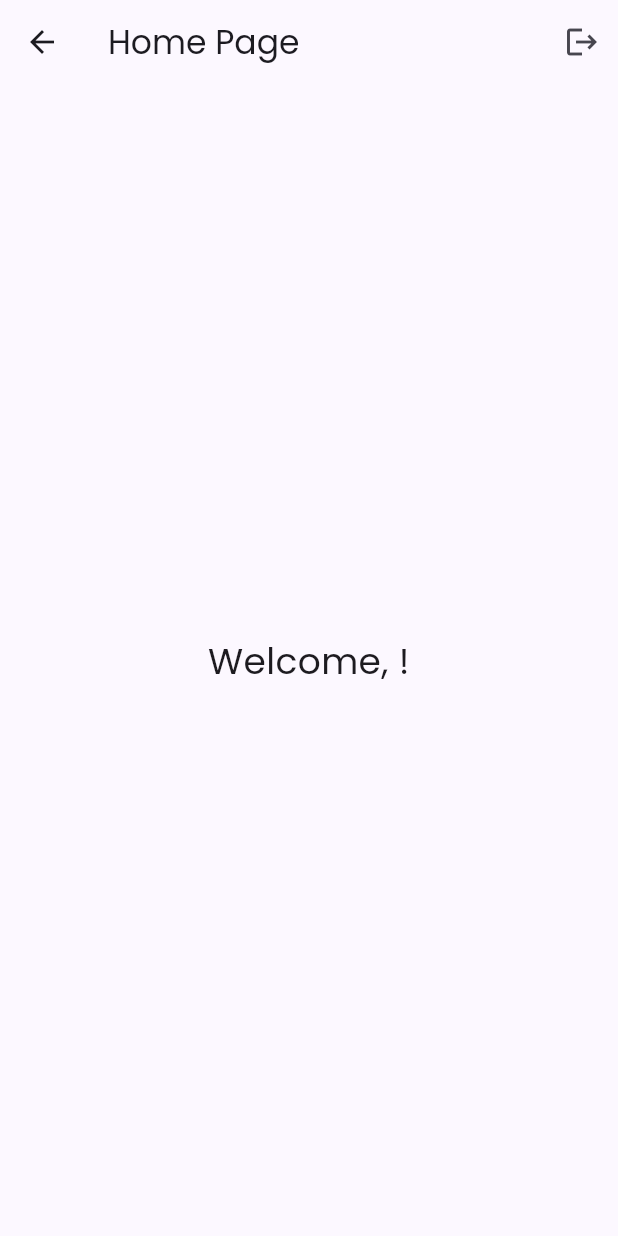
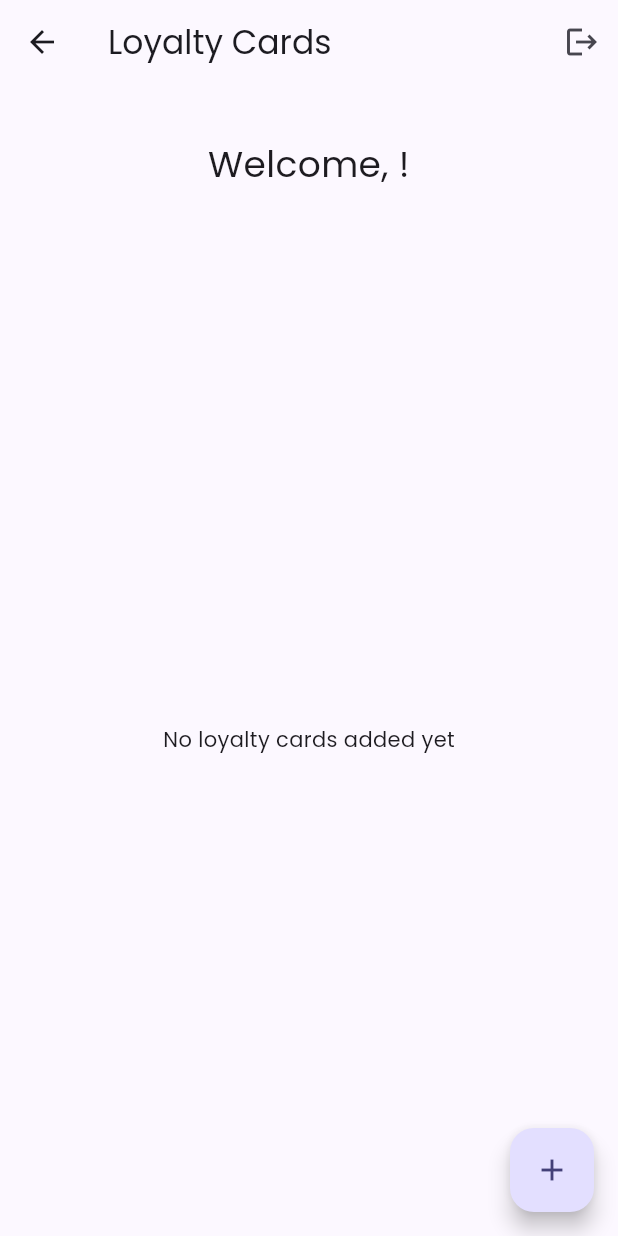
Before and after one commit to Dharm2804/q2_mad_final_exam, a Flutter app: the HomePage screen opened by its route, on a phone screen of 412 x 824 dp. Run offline on Flutter 3.47's test engine with Material 3 defaults, Android fonts, the phone set to English and light mode, and no system bars; our stand-ins replace barcode_widget, cloud_firestore, firebase_auth, firebase_core, flutter_animate, flutter_local_notifications and 6 more; missing offline and left inert: workmanager; accounts and stored records are empty; generated files the repository leaves out were written again.

Commit message:
all ui component

```diff
--- a/lib/home_page.dart
+++ b/lib/home_page.dart
@@ -1,9 +1,90 @@
-// home_page.dart
+// // home_page.dart
+// import 'package:flutter/material.dart';
+// import 'package:firebase_auth/firebase_auth.dart';
+
+// class HomePage extends StatelessWidget {
+//   const HomePage({super.key});
+
+//   @override
+//   Widget build(BuildContext context) {
+//     final user = FirebaseAuth.instance.currentUser;
+
+//     return Scaffold(
+//       appBar: AppBar(
+//         title: const Text('Home Page'),
+//         actions: [
+//           IconButton(
+//             onPressed: () async {
+//               await FirebaseAuth.instance.signOut();
+//             },
+//             icon: const Icon(Icons.logout),
+//           ),
+//         ],
+//       ),
+//       body: Center(
+//         child: Column(
+//           mainAxisAlignment: MainAxisAlignment.center,
+//           children: [
+//             if (user?.photoURL != null)
+//               CircleAvatar(
+//                 radius: 50,
+//                 backgroundImage: NetworkImage(user!.photoURL!),
+//               ),
+//             const SizedBox(height: 20),
+//             Text(
+//               'Welcome, ${user?.displayName ?? user?.email ?? 'User'}!',
+//               style: const TextStyle(fontSize: 24),
+//               textAlign: TextAlign.center,
+//             ),
+//             const SizedBox(height: 20),
+//             if (user?.emailVerified == false)
+//               TextButton(
+//                 onPressed: () async {
+//                   await user?.sendEmailVerification();
+//                   ScaffoldMessenger.of(context).showSnackBar(
+//                     const SnackBar(
+//                       content: Text('Verification email sent!'),
+//                     ),
+//                   );
+//                 },
+//                 child: const Text('Verify Email'),
+//               ),
+//           ],
+//         ),
+//       ),
+//     );
+//   }
+// }
+
 import 'package:flutter/material.dart';
 import 'package:firebase_auth/firebase_auth.dart';
+import 'package:final_exam/models/loyalty_card.dart';
+import 'package:final_exam/services/hive_service.dart';
+import 'package:final_exam/add_card_page.dart';
+import 'package:intl/intl.dart';
 
-class HomePage extends StatelessWidget {
+class HomePage extends StatefulWidget {
   const HomePage({super.key});
+
+  @override
+  _HomePageState createState() => _HomePageState();
+}
+
+class _HomePageState extends State<HomePage> {
+  final HiveService _hiveService = HiveService();
+  late Future<List<LoyaltyCard>> _cardsFuture;
+
+  @override
+  void initState() {
+    super.initState();
+    _cardsFuture = _hiveService.getAllCards();
+  }
+
+  void _refreshCards() {
+    setState(() {
+      _cardsFuture = _hiveService.getAllCards();
+    });
+  }
 
   @override
   Widget build(BuildContext context) {
@@ -11,7 +92,7 @@ class HomePage extends StatelessWidget {
 
     return Scaffold(
       appBar: AppBar(
-        title: const Text('Home Page'),
+        title: const Text('Loyalty Cards'),
         actions: [
           IconButton(
             onPressed: () async {
@@ -21,9 +102,11 @@ class HomePage extends StatelessWidget {
           ),
         ],
       ),
-      body: Center(
+      body: Column(
+        children: [
+          Padding(
+            padding: const EdgeInsets.all(16.0),
             child: Column(
-          mainAxisAlignment: MainAxisAlignment.center,
               children: [
                 if (user?.photoURL != null)
                   CircleAvatar(
@@ -52,6 +135,63 @@ class HomePage extends StatelessWidget {
               ],
             ),
           ),
+          Expanded(
+            child: FutureBuilder<List<LoyaltyCard>>(
+              future: _cardsFuture,
+              builder: (context, snapshot) {
+                if (snapshot.connectionState == ConnectionState.waiting) {
+                  return const Center(child: CircularProgressIndicator());
+                }
+                if (snapshot.hasError) {
+                  return const Center(child: Text('Error loading cards'));
+                }
+                final cards = snapshot.data ?? [];
+                if (cards.isEmpty) {
+                  return const Center(child: Text('No loyalty cards added yet'));
+                }
+                return ListView.builder(
+                  itemCount: cards.length,
+                  itemBuilder: (context, index) {
+                    final card = cards[index];
+                    return Card(
+                      margin: const EdgeInsets.symmetric(horizontal: 16, vertical: 8),
+                      child: ListTile(
+
+                        subtitle: Text('Card: ${card.cardNumber}'),
+                        trailing: IconButton(
+                          icon: const Icon(Icons.delete, color: Colors.red),
+                          onPressed: () async {
+                            await _hiveService.deleteCard(card.id);
+                            _refreshCards();
+                          },
+                        ),
+                        onTap: () {
+                          // TODO: Display barcode/QR code
+                          ScaffoldMessenger.of(context).showSnackBar(
+                            SnackBar(content: Text('Show barcode for ${card.issuer}')),
+                          );
+                        },
+                      ),
+                    );
+                  },
+                );
+              },
+            ),
+          ),
+        ],
+      ),
+      floatingActionButton: FloatingActionButton(
+        onPressed: () async {
+          final result = await Navigator.push(
+            context,
+            MaterialPageRoute(builder: (context) => const AddCardPage()),
+          );
+          if (result == true) {
+            _refreshCards();
+          }
+        },
+        child: const Icon(Icons.add),
+      ),
     );
   }
 }
--- /dev/null
+++ b/lib/models/loyalty_card.dart
@@ -0,0 +1,66 @@
+import 'package:hive/hive.dart';
+import 'package:uuid/uuid.dart';
+
+part 'loyalty_card.g.dart';
+
+@HiveType(typeId: 0)
+class LoyaltyCard extends HiveObject {
+  @HiveField(0)
+  String id;
+
+  @HiveField(1)
+  String storeName;
+
+  @HiveField(2)
+  String cardNumber;
+
+  @HiveField(3)
+  String barcodeType;
+
+  @HiveField(4)
+  DateTime? expiryDate;
+
+  @HiveField(5)
+  String? notes;
+
+  LoyaltyCard({
+    String? id,
+    required this.storeName,
+    required this.cardNumber,
+    required this.barcodeType,
+    this.expiryDate,
+    this.notes, required String issuer,
+  }) : id = id ?? const Uuid().v4();
+
+  // Add toMap method for serialization
+  Map<String, dynamic> toMap() {
+    return {
+      'id': id,
+      'storeName': storeName,
+      'cardNumber': cardNumber,
+      'barcodeType': barcodeType,
+      'expiryDate': expiryDate?.toIso8601String(),
+      'notes': notes,
+    };
+  }
+
+  // Add fromMap factory for deserialization
+  factory LoyaltyCard.fromMap(Map<String, dynamic> map, Map<String, dynamic> data) {
+    return LoyaltyCard(
+      id: map['id'] ?? const Uuid().v4(),
+      storeName: map['storeName'] ?? '',
+      cardNumber: map['cardNumber'] ?? '',
+      barcodeType: map['barcodeType'] ?? 'CODE_128',
+      expiryDate: map['expiryDate'] != null
+          ? DateTime.parse(map['expiryDate'])
+          : null,
+      notes: map['notes'], issuer: '',
+    );
+  }
+
+  get barcodeData => null;
+
+  get logoUrl => null;
+
+  String? get issuer => null;
+}
```
Also changed, not shown: lib/add_card_page.dart (added, +124 -0 lines), lib/card_detail_page.dart (added, +65 -0 lines), lib/main.dart (+10 -3 lines), lib/services/database_service.dart (added, +50 -0 lines), lib/services/hive_service.dart (added, +25 -0 lines), lib/services/notification_service.dart (added, +86 -0 lines), pubspec.yaml (+12 -0 lines), pubspec.lock, 5 other files. Lines whose indentation alone changed are shown as unchanged.
